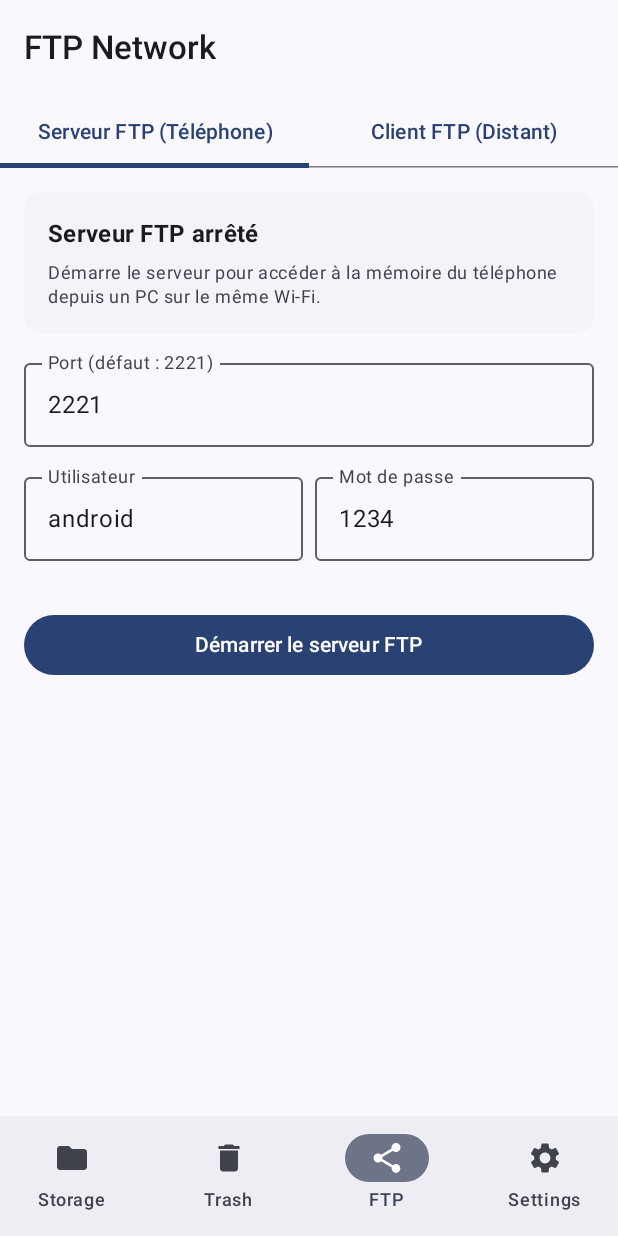
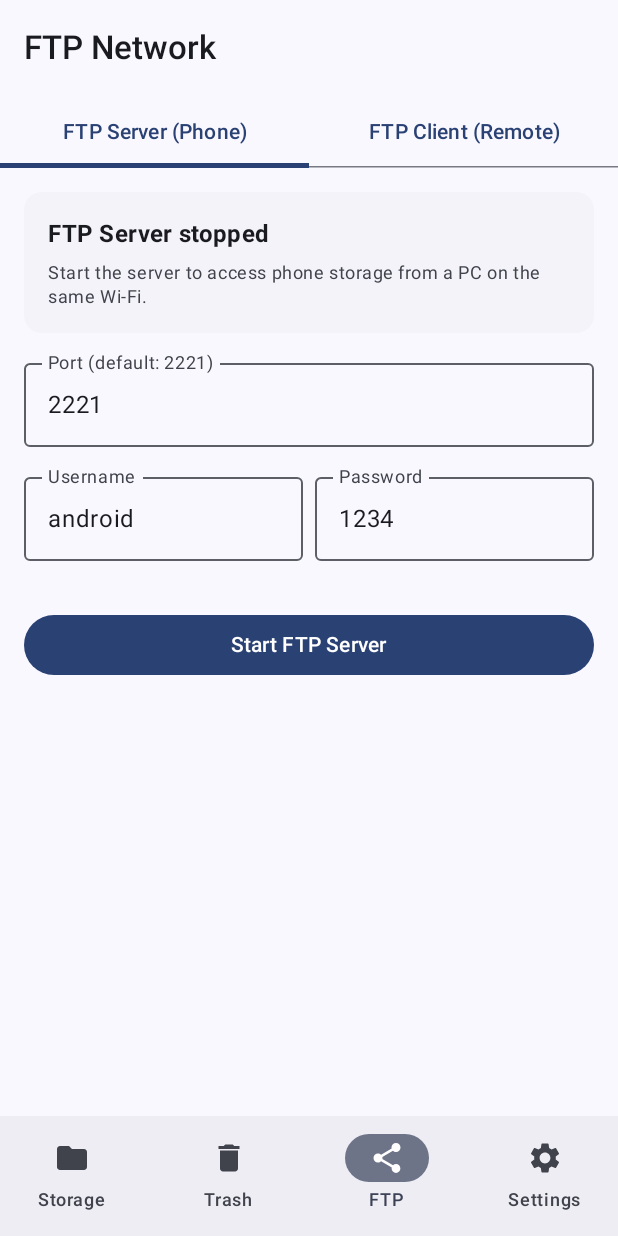
Before and after one commit to JulieRose23/MonExplorateur, an Android app built with Jetpack Compose: the screen it shows after launch (MainActivity), item 3 of the bottom bar chosen, on a phone screen of 412 x 824 dp. Run offline under Robolectric (Android 15) with nearby library versions, the phone set to English and light mode, and no system bars; libraries missing offline, so code that uses them is left out: com.topjohnwu.superuser, org.apache.commons, org.apache.ftpserver, rikka.shizuku; 1 statement that could not run was skipped.

Commit message:
Fix : traduction anglaise complète (explorateur, menus, propriétés et FTP)

```diff
--- a/app/src/main/java/com/monexplorateur/app/ui/screens/ExplorateurUnifieScreen.kt
+++ b/app/src/main/java/com/monexplorateur/app/ui/screens/ExplorateurUnifieScreen.kt
@@ -291,7 +291,7 @@ fun ExplorateurUnifieScreen(paddingBasNavigation: PaddingValues = PaddingValues(
                                 if (pp.couper) pressePapier = null
                                 compteurRefresh++
                             }
-                        }) { Text("Coller ici") }
+                        }) { Text(if (en) "Paste here" else "Coller ici") }
                         IconButton(onClick = { pressePapier = null }) {
                             Icon(Icons.Default.Close, contentDescription = if (en) "Cancel" else "Annuler")
                         }
@@ -335,7 +335,7 @@ fun ExplorateurUnifieScreen(paddingBasNavigation: PaddingValues = PaddingValues(
                                 val choisis = listeAffichee.filter { it.cheminComplet in selection }
                                 pressePapier = PressePapierMulti(choisis, couper = true)
                                 selection = emptySet()
-                            }) { Text("Déplacer") }
+                            }) { Text(if (en) "Move" else "Déplacer") }
                             IconButton(onClick = {
                                 elementsASupprimer = listeAffichee.filter { it.cheminComplet in selection }
                             }) {
@@ -435,7 +435,7 @@ fun ExplorateurUnifieScreen(paddingBasNavigation: PaddingValues = PaddingValues(
                 listeAffichee.isEmpty() -> {
                     Box(modifier = Modifier.fillMaxSize(), contentAlignment = Alignment.Center) {
                         Text(
-                            text = if (rechercheActive) "Aucun fichier trouvé" else "Ce dossier est vide",
+                            text = if (rechercheActive) "Aucun fichier trouvé" else if (en) "This folder is empty" else "Ce dossier est vide",
                             color = MaterialTheme.colorScheme.onSurfaceVariant
                         )
                     }
@@ -498,7 +498,7 @@ fun ExplorateurUnifieScreen(paddingBasNavigation: PaddingValues = PaddingValues(
                     OutlinedTextField(
                         value = nomArchive,
                         onValueChange = { nomArchive = it },
-                        label = { Text("Nom de l'archive") },
+                        label = { Text(if (en) "Archive name" else "Nom de l'archive") },
                         singleLine = true,
                         modifier = Modifier.fillMaxWidth()
                     )
@@ -664,14 +664,14 @@ fun ExplorateurUnifieScreen(paddingBasNavigation: PaddingValues = PaddingValues(
             text = {
                 SelectionContainer {
                     Column(verticalArrangement = Arrangement.spacedBy(6.dp)) {
-                        Text("Nom : ${cible.nom}", fontWeight = FontWeight.Bold)
-                        Text("Chemin : ${cible.cheminComplet}", style = MaterialTheme.typography.bodySmall)
+                        Text("${if (en) "Name:" else "Nom :"} ${cible.nom}", fontWeight = FontWeight.Bold)
+                        Text("${if (en) "Path:" else "Chemin :"} ${cible.cheminComplet}", style = MaterialTheme.typography.bodySmall)
                         Text(
                             text = if (cible.estDossier) "Type : Dossier"
-                            else "Taille : ${formaterTailleUnifie(cible.tailleOuNombre)} (${cible.tailleOuNombre} octets)",
+                            else "${if (en) "Size:" else "Taille :"} ${formaterTailleUnifie(cible.tailleOuNombre)} (${cible.tailleOuNombre} octets)",
                             style = MaterialTheme.typography.bodySmall
                         )
-                        Text("Modifié le : $dateTxt", style = MaterialTheme.typography.bodySmall)
+                        Text("${if (en) "Modified:" else "Modifié le :"} $dateTxt", style = MaterialTheme.typography.bodySmall)
                         if (!cible.estDossier) {
                             HorizontalDivider(modifier = Modifier.padding(vertical = 4.dp))
                             Text("MD5 :", fontWeight = FontWeight.SemiBold, style = MaterialTheme.typography.labelSmall)
@@ -698,7 +698,7 @@ fun ExplorateurUnifieScreen(paddingBasNavigation: PaddingValues = PaddingValues(
                 OutlinedTextField(
                     value = nomDossier,
                     onValueChange = { nomDossier = it },
-                    label = { Text("Nom du dossier") },
+                    label = { Text(if (en) "Folder name" else "Nom du dossier") },
                     singleLine = true
                 )
             },
@@ -820,7 +820,7 @@ private fun LigneElementUnifie(
     val dateFormatee = remember(item.derniereModif) { FORMATEUR_DATE.format(Date(item.derniereModif)) }
     val sousTitre = when {
         afficherCheminComplet -> item.cheminComplet
-        item.estDossier -> if (item.tailleOuNombre >= 0) "${item.tailleOuNombre} élément(s) • $dateFormatee" else "Dossier • $dateFormatee"
+        item.estDossier -> if (item.tailleOuNombre >= 0) "${item.tailleOuNombre} élément(s) • $dateFormatee" else "${if (en) "Folder" else "Dossier"} • $dateFormatee"
         else -> "${formaterTailleUnifie(item.tailleOuNombre)} • $dateFormatee"
     }
 
@@ -874,16 +874,16 @@ private fun LigneElementUnifie(
                 Icon(Icons.Default.MoreVert, contentDescription = "Options")
             }
             DropdownMenu(expanded = menuOuvert, onDismissRequest = { menuOuvert = false }) {
-                DropdownMenuItem(text = { Text("Sélectionner") }, onClick = { menuOuvert = false; onLongClick() })
-                DropdownMenuItem(text = { Text("Copier") }, onClick = { menuOuvert = false; onCopier() })
-                DropdownMenuItem(text = { Text("Déplacer") }, onClick = { menuOuvert = false; onCouper() })
+                DropdownMenuItem(text = { Text(if (en) "Select" else "Sélectionner") }, onClick = { menuOuvert = false; onLongClick() })
+                DropdownMenuItem(text = { Text(if (en) "Copy" else "Copier") }, onClick = { menuOuvert = false; onCopier() })
+                DropdownMenuItem(text = { Text(if (en) "Move" else "Déplacer") }, onClick = { menuOuvert = false; onCouper() })
                 DropdownMenuItem(text = { Text(if (en) "Rename" else "Renommer") }, onClick = { menuOuvert = false; onRenommer() })
                 if (!item.estDossier && FileUtils.estArchiveSupportee(item.nom)) {
                     DropdownMenuItem(text = { Text("Extraire...") }, onClick = { menuOuvert = false; onExtraire() })
                 } else {
-                    DropdownMenuItem(text = { Text("Compresser...") }, onClick = { menuOuvert = false; onCompresser() })
+                    DropdownMenuItem(text = { Text(if (en) "Compress..." else "Compresser...") }, onClick = { menuOuvert = false; onCompresser() })
                 }
-                DropdownMenuItem(text = { Text("Propriétés / MD5") }, onClick = { menuOuvert = false; onProprietes() })
+                DropdownMenuItem(text = { Text(if (en) "Properties / MD5" else "Propriétés / MD5") }, onClick = { menuOuvert = false; onProprietes() })
                 DropdownMenuItem(
                     text = { Text(if (en) "Delete" else "Supprimer", color = MaterialTheme.colorScheme.error) },
                     onClick = { menuOuvert = false; onSupprimer() }
--- a/app/src/main/java/com/monexplorateur/app/ui/screens/ReseauFtpScreen.kt
+++ b/app/src/main/java/com/monexplorateur/app/ui/screens/ReseauFtpScreen.kt
@@ -63,7 +63,7 @@ import java.util.Locale
 @Composable
 fun ReseauFtpScreen() {
     var ongletSelectionne by remember { mutableIntStateOf(0) }
-    val onglets = listOf("Serveur FTP (Téléphone)", "Client FTP (Distant)")
+    val onglets = listOf(if (en) "FTP Server (Phone)" else "Serveur FTP (Téléphone)", if (en) "FTP Client (Remote)" else "Client FTP (Distant)")
 
     Column(modifier = Modifier.fillMaxSize()) {
         TabRow(selectedTabIndex = ongletSelectionne) {
@@ -107,7 +107,7 @@ private fun OngletServeurFtp() {
         ) {
             Column(modifier = Modifier.padding(16.dp)) {
                 Text(
-                    text = if (enCours) "Serveur FTP actif" else "Serveur FTP arrêté",
+                    text = if (enCours) if (en) "FTP Server active" else "Serveur FTP actif" else if (en) "FTP Server stopped" else "Serveur FTP arrêté",
                     style = MaterialTheme.typography.titleMedium,
                     fontWeight = FontWeight.Bold
                 )
@@ -125,7 +125,7 @@ private fun OngletServeurFtp() {
                     )
                 } else {
                     Text(
-                        text = "Démarre le serveur pour accéder à la mémoire du téléphone depuis un PC sur le même Wi-Fi.",
+                        text = if (en) "Start the server to access phone storage from a PC on the same Wi-Fi." else "Démarre le serveur pour accéder à la mémoire du téléphone depuis un PC sur le même Wi-Fi.",
                         style = MaterialTheme.typography.bodySmall,
                         color = MaterialTheme.colorScheme.onSurfaceVariant
                     )
@@ -136,7 +136,7 @@ private fun OngletServeurFtp() {
         OutlinedTextField(
             value = portTexte,
             onValueChange = { portTexte = it },
-            label = { Text("Port (défaut : 2221)") },
+            label = { Text(if (en) "Port (default: 2221)" else "Port (défaut : 2221)") },
             enabled = !enCours,
             singleLine = true,
             modifier = Modifier.fillMaxWidth()
@@ -146,7 +146,7 @@ private fun OngletServeurFtp() {
             OutlinedTextField(
                 value = utilisateur,
                 onValueChange = { utilisateur = it },
-                label = { Text("Utilisateur") },
+                label = { Text(if (en) "Username" else "Utilisateur") },
                 enabled = !enCours,
                 singleLine = true,
                 modifier = Modifier.weight(1f)
@@ -154,7 +154,7 @@ private fun OngletServeurFtp() {
             OutlinedTextField(
                 value = motDePasse,
                 onValueChange = { motDePasse = it },
-                label = { Text("Mot de passe") },
+                label = { Text(if (en) "Password" else "Mot de passe") },
                 enabled = !enCours,
                 singleLine = true,
                 modifier = Modifier.weight(1f)
@@ -174,7 +174,7 @@ private fun OngletServeurFtp() {
                 },
                 modifier = Modifier.fillMaxWidth()
             ) {
-                Text("Démarrer le serveur FTP")
+                Text(if (en) "Start FTP Server" else "Démarrer le serveur FTP")
             }
         } else {
             Button(
@@ -182,7 +182,7 @@ private fun OngletServeurFtp() {
                 colors = ButtonDefaults.buttonColors(containerColor = MaterialTheme.colorScheme.error),
                 modifier = Modifier.fillMaxWidth()
             ) {
-                Text("Arrêter le serveur FTP")
+                Text(if (en) "Stop FTP Server" else "Arrêter le serveur FTP")
             }
         }
     }
@@ -251,13 +251,13 @@ private fun OngletClientFtp() {
                 .padding(16.dp),
             verticalArrangement = Arrangement.spacedBy(12.dp)
         ) {
-            Text("Connexion à un serveur FTP", style = MaterialTheme.typography.titleMedium)
+            Text(if (en) "Connect to an FTP server" else "Connexion à un serveur FTP", style = MaterialTheme.typography.titleMedium)
 
             Row(horizontalArrangement = Arrangement.spacedBy(8.dp)) {
                 OutlinedTextField(
                     value = hote,
                     onValueChange = { hote = it },
-                    label = { Text("Hôte / IP (ex: 192.168.1.10)") },
+                    label = { Text(if (en) "Host / IP (e.g. 192.168.1.10)" else "Hôte / IP (ex: 192.168.1.10)") },
                     singleLine = true,
                     modifier = Modifier.weight(2f)
                 )
@@ -274,14 +274,14 @@ private fun OngletClientFtp() {
                 OutlinedTextField(
                     value = utilisateur,
                     onValueChange = { utilisateur = it },
-                    label = { Text("Utilisateur") },
+                    label = { Text(if (en) "Username" else "Utilisateur") },
                     singleLine = true,
                     modifier = Modifier.weight(1f)
                 )
                 OutlinedTextField(
                     value = motDePasse,
                     onValueChange = { motDePasse = it },
-                    label = { Text("Mot de passe") },
+                    label = { Text(if (en) "Password" else "Mot de passe") },
                     visualTransformation = PasswordVisualTransformation(),
                     singleLine = true,
                     modifier = Modifier.weight(1f)
@@ -300,7 +300,7 @@ private fun OngletClientFtp() {
                 if (chargement) {
                     CircularProgressIndicator(modifier = Modifier.size(20.dp), strokeWidth = 2.dp)
                 } else {
-                    Text("Se connecter")
+                    Text(if (en) "Connect" else "Se connecter")
                 }
             }
         }
@@ -331,7 +331,7 @@ private fun OngletClientFtp() {
                     connecte = false
                     fichiersDistants = emptyList()
                 }) {
-                    Text("Déconnecter")
+                    Text(if (en) "Disconnect" else "Déconnecter")
                 }
             }
             HorizontalDivider()
@@ -444,3 +444,7 @@ private fun formaterTailleFtp(octets: Long): String {
     val go = mo / 1024.0
     return String.format(Locale.getDefault(), "%.2f Go", go)
 }
+
+
+
+private val en: Boolean get() = com.monexplorateur.app.data.AppPreferences.langue.value == com.monexplorateur.app.data.LangueApp.EN
```
